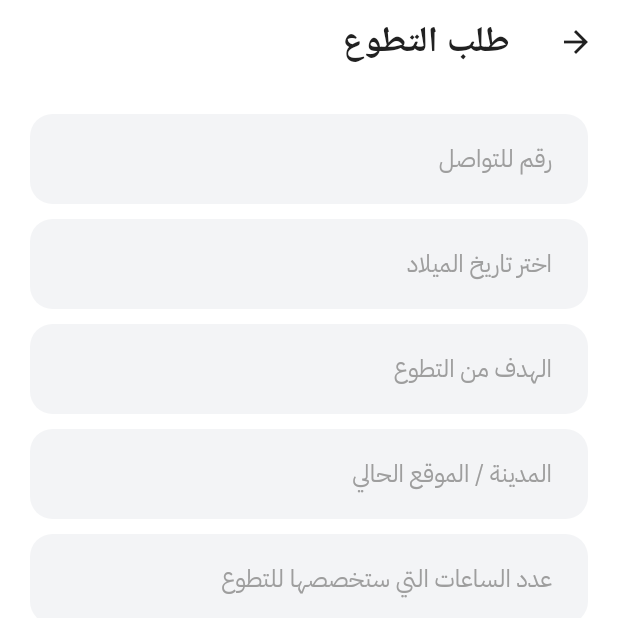
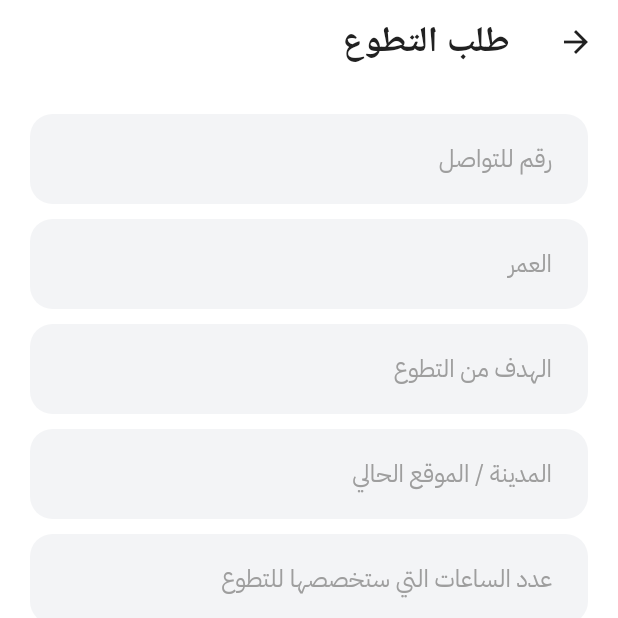
Before and after one commit to tukaalesh/Charity-App, a Flutter app: the VoluntaryScreen screen opened by its route, on a phone screen of 412 x 824 dp, the top half of it. Run offline on Flutter 3.47's test engine with Material 3 defaults, Android fonts, the phone set to English and light mode, and no system bars; our stand-ins replace bloc, flutter_bloc, flutter_spinkit, icons_plus, pin_code_fields, shared_preferences; accounts and stored records are empty; network calls fail.

Commit message:
اخ شو عدلت شغلات

```diff
--- a/lib/auth/model/user_model.dart
+++ b/lib/auth/model/user_model.dart
@@ -14,6 +14,7 @@ class UserModel {
       fullName: jsonUserData[ "full_name"],
       email: jsonUserData['email'],
       phoneNumber: jsonUserData['phone_number'],
+
     );
 
   }
--- a/lib/feature/gift/cubit/send_gift_cubit.dart
+++ b/lib/feature/gift/cubit/send_gift_cubit.dart
@@ -11,7 +11,7 @@ class SendGiftCubit extends Cubit<SendGiftStates> {
       required phoneController,
       required moneyController}) async {
     emit(LoadingState());
-    final token = sharedPreferences.get('token');
+   // final token = sharedPreferences.get('token');
     try {
       await Api().post(
           url: "",
--- a/lib/feature/voluntary/screen/voluntary_screen.dart
+++ b/lib/feature/voluntary/screen/voluntary_screen.dart
@@ -1,11 +1,15 @@
 import 'package:charity_app/auth/widgets/auth_button.dart';
 import 'package:charity_app/constants/const_appBar.dart';
 import 'package:charity_app/core/extensions/context_extensions.dart';
-import 'package:charity_app/feature/voluntary/helper/pickDate.dart';
+import 'package:charity_app/feature/voluntary/cubit/cubit_request/voluntary_cubits.dart';
+import 'package:charity_app/feature/voluntary/cubit/cubit_request/voluntary_states.dart';
+// import 'package:charity_app/feature/voluntary/helper/pickDate.dart';
 import 'package:charity_app/feature/voluntary/widgets/custom_text_field.dart';
 import 'package:charity_app/feature/voluntary/widgets/row_dropdown.dart';
 
 import 'package:flutter/material.dart';
+import 'package:flutter_bloc/flutter_bloc.dart';
+import 'package:flutter_spinkit/flutter_spinkit.dart';
 
 class VoluntaryScreen extends StatefulWidget {
   const VoluntaryScreen({super.key});
@@ -37,7 +41,32 @@ class _VoluntaryScreenState extends State<VoluntaryScreen> {
         appBar: const ConstAppBar(title: "طلب التطوع"),
         body: Padding(
           padding: const EdgeInsets.all(20.0),
-          child: Form(
+          child: BlocConsumer<VoluntaryCubits, VoluntaryState>(
+              listener: (context, state) {
+            if (state is SuccessState) {
+              //بيضرب ايرور بدون هاد الشي تبع كلير سناك بار
+              ScaffoldMessenger.of(context).clearSnackBars();
+              ScaffoldMessenger.of(context).showSnackBar(SnackBar(
+                content: const Text("تم إرسال طلب التطوع بنجاح"),
+                backgroundColor: colorScheme.secondary,
+              ));
+            }
+            if (state is FailureState) {
+              ScaffoldMessenger.of(context).clearSnackBars();
+              ScaffoldMessenger.of(context).showSnackBar(const SnackBar(
+                content: Text("هناك مشكلة ما ! يُرجى المحاولة لاحقاً"),
+              ));
+            }
+          }, builder: (context, state) {
+            if (state is LoadingState) {
+              return Center(
+                child: SpinKitCircle(
+                  color: colorScheme.primary,
+                  size: 45,
+                ),
+              );
+            }
+            return Form(
               key: formKey,
               child: ListView(
                 children: [
@@ -68,25 +97,43 @@ class _VoluntaryScreenState extends State<VoluntaryScreen> {
                   ),
                   const SizedBox(height: 10),
 
-                GestureDetector(
-                  onTap: () {
-                    setState(() {});
-                    Pickdate().pickDate(context, birthDateController);
-                  },
-                  child: AbsorbPointer(
-                    child: Customtextfields(
-                      hint: "اختر تاريخ الميلاد",
+                  // GestureDetector(
+                  //   onTap: () {
+                  //     setState(() {});
+                  //     Pickdate().pickDate(context, birthDateController);
+                  //   },
+                  //   child: AbsorbPointer(
+                  //     child:
+                  Customtextfields(
+                    hint: "العمر",
                     inputType: TextInputType.none,
                     mycontroller: birthDateController,
-                      valid: (_) {
-                        if (birthDateController.text.isEmpty) {
-                          return "تاريخ الميلاد مطلوب";
+                    valid: (value) {
+                      // if (birthDateController.text.isEmpty) {
+                      //   return "العمر مطلوب";
+                      // }
+                      if (value!.isEmpty) {
+                        return "العمر مطلوب";
+                      }
+                      if (value.contains(".") ||
+                          value.contains(",") ||
+                          value.contains("-")) {
+                        return "يُرجى إدخال العمر بطريقة صحيحة";
+                      }
+                      if (value.startsWith(".") ||
+                          value.startsWith(",") ||
+                          value.startsWith("-")) {
+                        return "يُرجى إدخال العمر بطريقة صحيحة";
+                      }
+                      final age = int.tryParse(value);
+                      if (age == null || age > 28 || age < 18) {
+                        return "هذا العمر غير صالح";
                       }
                       return null;
                     },
                   ),
-                  ),
-                ),
+                  //   ),
+                  // ),
                   const SizedBox(height: 10),
                   Customtextfields(
                     hint: "الهدف من التطوع",
@@ -110,8 +157,9 @@ class _VoluntaryScreenState extends State<VoluntaryScreen> {
                     valid: (value) {
                       if (value!.isEmpty) return "عدد الساعات مطلوب";
                       final hours = int.tryParse(value);
-                    if (hours == null || hours <= 0)
-                      return "أدخل عدد صحيح موجب";
+                      if (hours == null) return "عدد الساعات مطلوب";
+                      if (hours <= 0) return "يجب أن يكون العدد أكبر من صفر";
+                      if (hours > 24) return "عدد الساعات لا يجب أن يتجاوز 24";
                       return null;
                     },
                   ),
@@ -122,8 +170,8 @@ class _VoluntaryScreenState extends State<VoluntaryScreen> {
                     text: 'الجنس:',
                     selectedValue: selectedGender,
                     items: const [
-                    DropdownMenuItem(value: 'male', child: Text('ذكر')),
-                    DropdownMenuItem(value: 'female', child: Text('أنثى')),
+                      DropdownMenuItem(value: 'ذكر', child: Text('ذكر')),
+                      DropdownMenuItem(value: 'أنثى', child: Text('أنثى')),
                     ],
                     onChanged: (value) {
                       setState(() {
@@ -136,10 +184,10 @@ class _VoluntaryScreenState extends State<VoluntaryScreen> {
                     text: 'المستوى الدراسي:',
                     selectedValue: selectedLevel,
                     items: const [
-                    DropdownMenuItem(value: 'highschool', child: Text('ثانوي')),
-                    DropdownMenuItem(value: 'university', child: Text('جامعي')),
+                      DropdownMenuItem(value: 'ثانوي', child: Text('ثانوي')),
+                      DropdownMenuItem(value: 'جامعي', child: Text('جامعي')),
                       DropdownMenuItem(
-                        value: 'postgraduate', child: Text('دراسات عليا')),
+                          value: 'دراسات عليا', child: Text('دراسات عليا')),
                     ],
                     onChanged: (value) {
                       setState(() {
@@ -152,12 +200,10 @@ class _VoluntaryScreenState extends State<VoluntaryScreen> {
                     text: 'مجالات التطوع:',
                     selectedValue: selectedDomain,
                     items: const [
-                    DropdownMenuItem(value: 'education', child: Text('تعليمي')),
-                    DropdownMenuItem(value: 'health', child: Text('صحي')),
-                    DropdownMenuItem(
-                        value: 'technology', child: Text("عن بُعد")),
-                    DropdownMenuItem(
-                        value: 'humanitarian', child: Text("ميداني")),
+                      DropdownMenuItem(value: 'تعليمي', child: Text('تعليمي')),
+                      DropdownMenuItem(value: 'صحي', child: Text('صحي')),
+                      DropdownMenuItem(value: "عن بعد", child: Text("عن بُعد")),
+                      DropdownMenuItem(value: 'ميداني', child: Text("ميداني")),
                     ],
                     onChanged: (value) {
                       setState(() {
@@ -170,12 +216,26 @@ class _VoluntaryScreenState extends State<VoluntaryScreen> {
 
                   Authbutton(
                     buttonText: 'إرسال',
-                  onPressed: () {},
+                    onPressed: () {
+                      if (formKey.currentState!.validate()) {
+                        BlocProvider.of<VoluntaryCubits>(context)
+                            .sendVolintaryRequest(
+                                phoneController: phoneController,
+                                goalController: goalController,
+                                locationController: locationController,
+                                hourController: hourController,
+                                birthDateController: birthDateController,
+                                selectedGender: selectedGender,
+                                selectedLevel: selectedLevel,
+                                selectedDomain: selectedDomain);
+                      }
+                    },
                     color: colorScheme.primary,
                   ),
                 ],
               ),
-          ),
+            );
+          }),
         ),
       ),
     );
--- a/lib/feature/voluntary/widgets/custom_text_field.dart
+++ b/lib/feature/voluntary/widgets/custom_text_field.dart
@@ -20,7 +20,6 @@ class Customtextfields extends StatelessWidget {
   @override
   Widget build(BuildContext context) {
     final isDark = context.isDarkMode;
-
     return Directionality(
       textDirection: TextDirection.rtl,
       child: TextFormField(
--- a/lib/feature/voluntary/widgets/row_dropdown.dart
+++ b/lib/feature/voluntary/widgets/row_dropdown.dart
@@ -21,7 +21,7 @@ class RowDropdown extends StatelessWidget {
 
   @override
   Widget build(BuildContext context) {
-    final colorSheme = context.colorScheme;
+    final colorScheme = context.colorScheme;
 
     return Row(
       mainAxisAlignment: MainAxisAlignment.spaceBetween,
@@ -31,7 +31,7 @@ class RowDropdown extends StatelessWidget {
             text,
             style: TextStyle(
               fontSize: 18,
-              color: colorSheme.onSurface,
+              color: colorScheme.onSurface,
             ),
             overflow: TextOverflow.ellipsis,
           ),
@@ -45,17 +45,17 @@ class RowDropdown extends StatelessWidget {
               value: selectedValue,
               decoration: InputDecoration(
                 filled: true,
-                fillColor: colorSheme.surface,
+                fillColor: colorScheme.surface,
                 enabledBorder: OutlineInputBorder(
                   borderSide: BorderSide(
-                    color: colorSheme.primary,
+                    color: colorScheme.primary,
                     width: 2,
                   ),
                   borderRadius: BorderRadius.circular(7),
                 ),
                 focusedBorder: OutlineInputBorder(
                   borderSide: BorderSide(
-                    color: colorSheme.primary,
+                    color: colorScheme.primary,
                     width: 2,
                   ),
                   borderRadius: BorderRadius.circular(8),
@@ -65,9 +65,9 @@ class RowDropdown extends StatelessWidget {
               ),
               icon: Icon(
                 Icons.arrow_drop_down,
-                color: colorSheme.primary,
+                color: colorScheme.primary,
               ),
-              dropdownColor: colorSheme.surface,
+              dropdownColor: colorScheme.surface,
               items: items,
               autovalidateMode: AutovalidateMode.onUserInteraction,
               validator: isRequired
@@ -77,7 +77,7 @@ class RowDropdown extends StatelessWidget {
                   : null,
               onChanged: onChanged,
               style: TextStyle(
-                color: colorSheme.onSurface,
+                color: colorScheme.onSurface,
                 fontSize: 16,
               ),
             ),
--- a/lib/feature/wallet/cubit/wallet_states.dart
+++ b/lib/feature/wallet/cubit/wallet_states.dart
@@ -5,6 +5,10 @@ class initialState extends WalletStates {}
 
 class LoadingState extends WalletStates {}
 
-class SuccessState extends WalletStates {}
+class SuccessState extends WalletStates {
+  //مشان ضغري يطلع الرصيد الجديد ضمن ui
+  final double newBalance;
+  SuccessState(this.newBalance);
+}
 
 class FailureState extends WalletStates {}
--- a/lib/helper/api.dart
+++ b/lib/helper/api.dart
@@ -41,7 +41,9 @@ class Api {
       {required String url,
       @required dynamic body,
       @required String? token}) async {
-    Map<String, String> headers = {};
+    Map<String, String> headers = {
+      // 'Content-Type': 'application/json'
+      };
     if (token != null) {
       headers.addAll({'Authorization': 'Bearer $token'});
     }
--- a/lib/home/screens/setting_screen.dart
+++ b/lib/home/screens/setting_screen.dart
@@ -16,12 +16,12 @@ class SettingDrawer extends StatelessWidget {
     final isDark = context.isDarkMode;
     final theme = context.theme;
     final colorScheme = context.colorScheme;
-    final token = sharedPreferences.getString('token');
+    // final token = sharedPreferences.getString('token');
     return Drawer(
       backgroundColor: colorScheme.surface,
       child: FutureBuilder(
         future:
-            Api().get(url: "http://127.0.0.1:8000/api/getUser", token: token),
+            Api().get(url: "http://$localhost/api/getUser", token: "$token"),
         builder: (context, snapshot) {
           if (snapshot.connectionState == ConnectionState.waiting) {
             return Center(child: SpinKitCircle(color: colorScheme.primary));
--- a/lib/main.dart
+++ b/lib/main.dart
@@ -11,6 +11,7 @@ import 'package:charity_app/core/theme/app_themes.dart';
 import 'package:charity_app/feature/gift/cubit/send_gift_cubit.dart';
 import 'package:charity_app/feature/gift/screen/gift_screen.dart';
 import 'package:charity_app/feature/notification/screen/notification_screen.dart';
+import 'package:charity_app/feature/voluntary/cubit/cubit_request/voluntary_cubits.dart';
 import 'package:charity_app/feature/voluntary/screen/voluntary_screen.dart';
 import 'package:charity_app/feature/voluntary/screen/volunteering_fields.dart';
 import 'package:charity_app/feature/wallet/cubit/wallet_cubit.dart';
@@ -23,7 +24,14 @@ import 'package:flutter_bloc/flutter_bloc.dart';
 import 'package:shared_preferences/shared_preferences.dart';
 
 late SharedPreferences sharedPreferences;
+//عرفتو على انو غلوبال مشان ماكل مره عرفو للتوكين  هيك فيني استدعيه بأي مكان بالتطبيق
+final token = sharedPreferences.get("token");
 
+//مشان مانموت ونحنا عم نعدل بين ايميوليتر و ويندوز
+const String localhost = "127.0.0.1:8000";
+
+// ignore: unused_local_variable, prefer_const_declarations
+// String localhost = "10.0.2.2:8000";
 void main() async {
   WidgetsFlutterBinding.ensureInitialized();
   sharedPreferences = await SharedPreferences.getInstance();
@@ -47,6 +55,7 @@ class MyApp extends StatelessWidget {
         BlocProvider(create: (context) => ChangePasswordCubit()),
         BlocProvider(create: (context) => WalletCubit()),
         BlocProvider(create: (context) => SendGiftCubit()),
+        BlocProvider(create: (context) => VoluntaryCubits())
       ],
       child: BlocBuilder<ThemeCubits, bool>(
         builder: (context, isDarkMode) {
```
Also changed, not shown: lib/auth/cubits/auth_cubits/auth_cubits.dart (+14 -4 lines), lib/auth/cubits/change_password/change_password_cubit.dart (+4 -4 lines), lib/auth/widgets/custom_text_field.dart (+6 -4 lines), lib/feature/voluntary/cubit/cubit_birthdate/birthdate_cubits.dart (+45 -45 lines), lib/feature/voluntary/cubit/cubit_request/voluntary_cubits.dart (+12 -6 lines), lib/feature/wallet/cubit/wallet_cubit.dart (+10 -6 lines), lib/feature/wallet/screen/wallet_screen.dart (+19 -21 lines), lib/home/screens/home_screen.dart (+6 -2 lines). Lines whose indentation alone changed are shown as unchanged.
